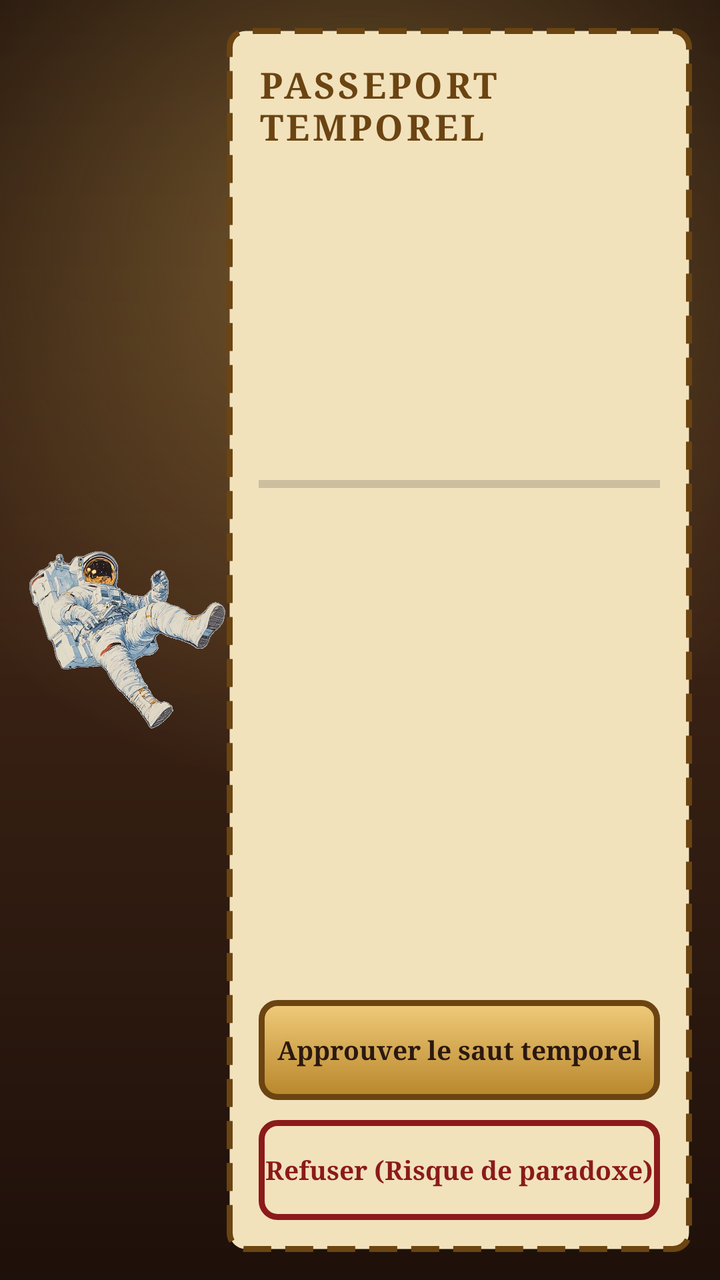
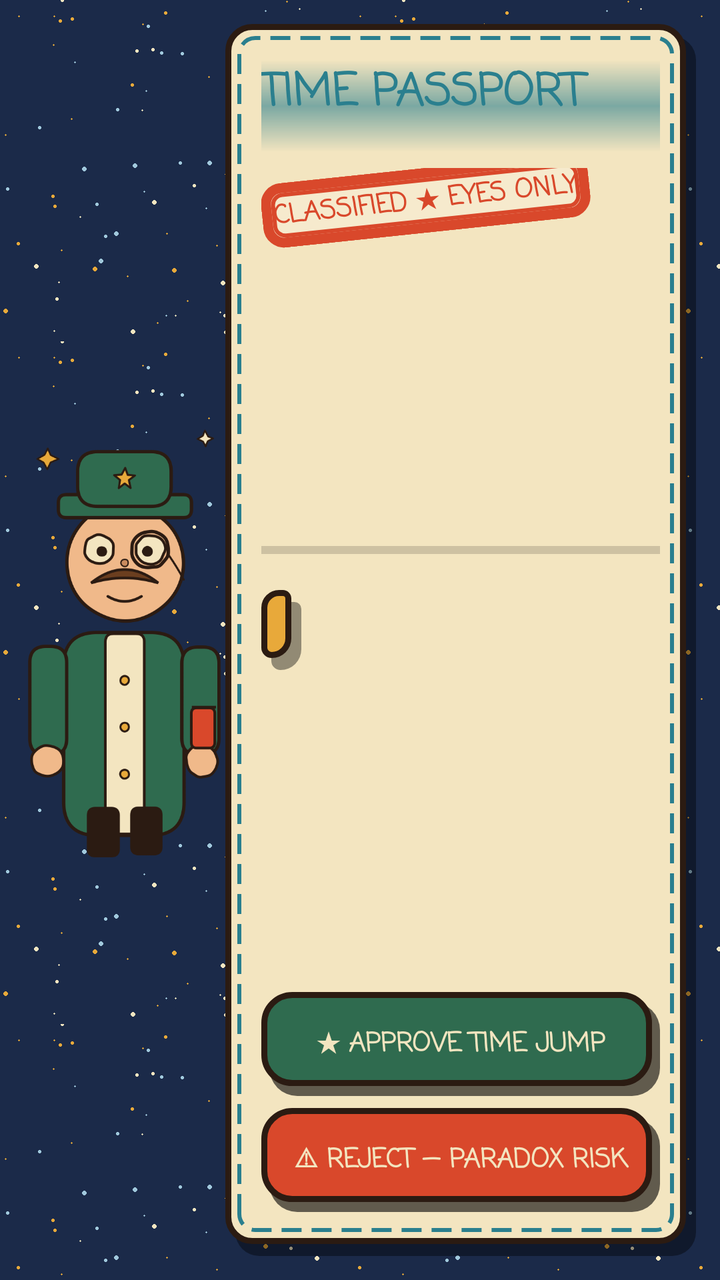

Two renders of the same Android screen: before a commit and after it. Below are the layout's source before the change and the commit's diff.
<!-- AndroidManifest.xml: application theme android:Theme.Material.Light.NoActionBar -->
<!-- res/layout/activity_verification.xml -->
<?xml version="1.0" encoding="utf-8"?>
<LinearLayout xmlns:android="http://schemas.android.com/apk/res/android"
    android:layout_width="match_parent" android:layout_height="match_parent"
    android:orientation="horizontal"
    android:weightSum="1"
    android:padding="14dp"
    android:background="@drawable/bg_steam">

    <ImageView
        android:id="@+id/img_passeport_ca"
        android:layout_width="0dp" android:layout_height="match_parent"
        android:layout_weight="0.3"
        android:scaleType="centerInside"
        android:src="@drawable/img_astronaute"/>

    <RelativeLayout
        android:layout_width="0dp" android:layout_height="match_parent"
        android:layout_weight="0.7"
        android:background="@drawable/bg_billet"
        android:padding="16dp">

        <TextView android:fontFamily="serif"
            android:id="@+id/tv_entete_ca"
            android:layout_width="wrap_content" android:layout_height="wrap_content"
            android:text="PASSEPORT TEMPOREL"
            android:textSize="18sp" android:textStyle="bold"
            android:textColor="#6B4412" android:letterSpacing="0.08"
            android:layout_alignParentTop="true"/>

        <TextView android:fontFamily="serif"
            android:id="@+id/tv_nom_ca"
            android:layout_width="wrap_content" android:layout_height="wrap_content"
            android:layout_below="@id/tv_entete_ca"
            android:layout_marginTop="16dp" android:textSize="16sp"
            android:textColor="#3B2414"/>

        <TextView android:fontFamily="serif"
            android:id="@+id/tv_age_ca"
            android:layout_width="wrap_content" android:layout_height="wrap_content"
            android:layout_below="@id/tv_nom_ca"
            android:layout_marginTop="8dp" android:textSize="16sp"
            android:textColor="#3B2414"/>

        <TextView android:fontFamily="serif"
            android:id="@+id/tv_annees_ca"
            android:layout_width="wrap_content" android:layout_height="wrap_content"
            android:layout_below="@id/tv_age_ca"
            android:layout_marginTop="8dp" android:textSize="16sp"
            android:textColor="#3B2414"/>

        <TextView android:fontFamily="serif"
            android:id="@+id/tv_motif_ca"
            android:layout_width="wrap_content" android:layout_height="wrap_content"
            android:layout_below="@id/tv_annees_ca"
            android:layout_marginTop="8dp" android:textSize="16sp"
            android:textColor="#3B2414"/>

        <TextView android:fontFamily="serif"
            android:id="@+id/tv_risque_ca"
            android:layout_width="wrap_content" android:layout_height="wrap_content"
            android:layout_below="@id/tv_motif_ca"
            android:layout_marginTop="14dp" android:textSize="15sp"
            android:textColor="#8B1A1A" android:textStyle="bold"/>

        <ProgressBar
            android:id="@+id/pb_risque_ca"
            style="?android:attr/progressBarStyleHorizontal"
            android:layout_width="match_parent" android:layout_height="wrap_content"
            android:layout_below="@id/tv_risque_ca"
            android:max="100"/>

        <Button android:fontFamily="serif"
            android:id="@+id/btn_refuser_ca"
            android:layout_width="match_parent" android:layout_height="50dp"
            android:layout_alignParentBottom="true"
            android:text="Refuser (Risque de paradoxe)"
            android:background="@drawable/bg_button_refuse" android:stateListAnimator="@null"
            android:textColor="#8B1A1A" android:textStyle="bold"
            android:textAllCaps="false" android:textSize="13sp"/>

        <Button android:fontFamily="serif"
            android:id="@+id/btn_approuver_ca"
            android:layout_width="match_parent" android:layout_height="50dp"
            android:layout_above="@id/btn_refuser_ca"
            android:layout_marginBottom="10dp"
            android:text="Approuver le saut temporel"
            android:background="@drawable/bg_button" android:stateListAnimator="@null"
            android:textColor="#2B1810" android:textStyle="bold"
            android:textAllCaps="false" android:textSize="13sp"/>
    </RelativeLayout>
</LinearLayout>
<!-- resources referenced by this layout -->
<resources>
  <!-- drawable bg_billet (drawable) -->
  <?xml version="1.0" encoding="utf-8"?>
  <shape xmlns:android="http://schemas.android.com/apk/res/android" android:shape="rectangle">
      <solid android:color="#F1E2BC"/>
      <stroke android:width="3dp" android:color="#6B4412" android:dashWidth="14dp" android:dashGap="7dp"/>
      <corners android:radius="8dp"/>
  </shape>
  <!-- drawable bg_button (drawable) -->
  <?xml version="1.0" encoding="utf-8"?>
  <selector xmlns:android="http://schemas.android.com/apk/res/android">
      <item android:state_enabled="false">
          <shape android:shape="rectangle">
              <solid android:color="#B5A58A"/>
              <stroke android:width="2dp" android:color="#8A7A66"/>
              <corners android:radius="8dp"/>
          </shape>
      </item>
      <item android:state_pressed="true">
          <shape android:shape="rectangle">
              <gradient android:angle="270" android:startColor="#B8862B" android:endColor="#E3B65A"/>
              <stroke android:width="3dp" android:color="#6B4412"/>
              <corners android:radius="8dp"/>
          </shape>
      </item>
      <item>
          <shape android:shape="rectangle">
              <gradient android:angle="270" android:startColor="#F0CB7A" android:endColor="#B8862B"/>
              <stroke android:width="3dp" android:color="#6B4412"/>
              <corners android:radius="8dp"/>
          </shape>
      </item>
  </selector>
  <!-- drawable bg_button_refuse (drawable) -->
  <?xml version="1.0" encoding="utf-8"?>
  <shape xmlns:android="http://schemas.android.com/apk/res/android" android:shape="rectangle">
      <solid android:color="#00000000"/>
      <stroke android:width="3dp" android:color="#8B1A1A"/>
      <corners android:radius="8dp"/>
  </shape>
  <!-- drawable bg_steam (drawable) -->
  <?xml version="1.0" encoding="utf-8"?>
  <layer-list xmlns:android="http://schemas.android.com/apk/res/android">
      <item><shape android:shape="rectangle">
          <gradient android:angle="270" android:startColor="#1E100A"
              android:centerColor="#3A2214" android:endColor="#1E100A"/>
      </shape></item>
      <item><shape android:shape="rectangle">
          <gradient android:type="radial" android:gradientRadius="75%p"
              android:centerX="0.5" android:centerY="0.2"
              android:startColor="#66E3B65A" android:endColor="#00000000"/>
      </shape></item>
  </layer-list>
  <!-- drawable img_astronaute: png bitmap (drawable-nodpi, 380334 bytes) -->
</resources>

<!-- the commit's change to res/layout/activity_verification.xml (unified diff, before → after) -->
@@ -1,91 +1,133 @@
 <?xml version="1.0" encoding="utf-8"?>
 <LinearLayout xmlns:android="http://schemas.android.com/apk/res/android"
+    android:id="@+id/root_verif_ca"
     android:layout_width="match_parent" android:layout_height="match_parent"
     android:orientation="horizontal"
     android:weightSum="1"
-    android:padding="14dp"
-    android:background="@drawable/bg_steam">
+    android:padding="12dp"
+    android:background="@drawable/bg_night">
 
     <ImageView
         android:id="@+id/img_passeport_ca"
         android:layout_width="0dp" android:layout_height="match_parent"
         android:layout_weight="0.3"
-        android:scaleType="centerInside"
-        android:src="@drawable/img_astronaute"/>
+        android:scaleType="fitCenter"
+        android:src="@drawable/art_officer"/>
 
     <RelativeLayout
+        android:id="@+id/rl_dossier_ca"
         android:layout_width="0dp" android:layout_height="match_parent"
         android:layout_weight="0.7"
-        android:background="@drawable/bg_billet"
-        android:padding="16dp">
+        android:background="@drawable/bg_passport"
+        android:padding="18dp">
 
-        <TextView android:fontFamily="serif"
+        <TextView
             android:id="@+id/tv_entete_ca"
-            android:layout_width="wrap_content" android:layout_height="wrap_content"
-            android:text="PASSEPORT TEMPOREL"
-            android:textSize="18sp" android:textStyle="bold"
-            android:textColor="#6B4412" android:letterSpacing="0.08"
-            android:layout_alignParentTop="true"/>
+            android:layout_width="match_parent" android:layout_height="wrap_content"
+            android:layout_alignParentTop="true"
+            android:fontFamily="casual" android:text="TIME PASSPORT"
+            android:textSize="22sp" android:textStyle="bold" android:textColor="@color/teal"/>
 
-        <TextView android:fontFamily="serif"
-            android:id="@+id/tv_nom_ca"
-            android:layout_width="wrap_content" android:layout_height="wrap_content"
+        <TextView
+            android:id="@+id/tv_numero_ca"
+            android:layout_width="match_parent" android:layout_height="wrap_content"
             android:layout_below="@id/tv_entete_ca"
-            android:layout_marginTop="16dp" android:textSize="16sp"
-            android:textColor="#3B2414"/>
+            android:fontFamily="serif-monospace" android:textSize="11sp" android:textColor="@color/ink"/>
 
-        <TextView android:fontFamily="serif"
-            android:id="@+id/tv_age_ca"
-            android:layout_width="wrap_content" android:layout_height="wrap_content"
-            android:layout_below="@id/tv_nom_ca"
-            android:layout_marginTop="8dp" android:textSize="16sp"
-            android:textColor="#3B2414"/>
-
-        <TextView android:fontFamily="serif"
-            android:id="@+id/tv_annees_ca"
-            android:layout_width="wrap_content" android:layout_height="wrap_content"
-            android:layout_below="@id/tv_age_ca"
-            android:layout_marginTop="8dp" android:textSize="16sp"
-            android:textColor="#3B2414"/>
-
-        <TextView android:fontFamily="serif"
-            android:id="@+id/tv_motif_ca"
-            android:layout_width="wrap_content" android:layout_height="wrap_content"
-            android:layout_below="@id/tv_annees_ca"
-            android:layout_marginTop="8dp" android:textSize="16sp"
-            android:textColor="#3B2414"/>
-
-        <TextView android:fontFamily="serif"
-            android:id="@+id/tv_risque_ca"
-            android:layout_width="wrap_content" android:layout_height="wrap_content"
-            android:layout_below="@id/tv_motif_ca"
-            android:layout_marginTop="14dp" android:textSize="15sp"
-            android:textColor="#8B1A1A" android:textStyle="bold"/>
-
-        <ProgressBar
-            android:id="@+id/pb_risque_ca"
-            style="?android:attr/progressBarStyleHorizontal"
-            android:layout_width="match_parent" android:layout_height="wrap_content"
-            android:layout_below="@id/tv_risque_ca"
-            android:max="100"/>
-
-        <Button android:fontFamily="serif"
+        <Button
             android:id="@+id/btn_refuser_ca"
-            android:layout_width="match_parent" android:layout_height="50dp"
-            android:layout_alignParentBottom="true"
-            android:text="Refuser (Risque de paradoxe)"
+            android:layout_width="match_parent" android:layout_height="52dp"
+            android:layout_alignParentBottom="true" android:layout_marginBottom="4dp"
+            android:fontFamily="casual" android:text="⚠ REJECT — PARADOX RISK"
             android:background="@drawable/bg_button_refuse" android:stateListAnimator="@null"
-            android:textColor="#8B1A1A" android:textStyle="bold"
+            android:textColor="@color/cream" android:textStyle="bold"
             android:textAllCaps="false" android:textSize="13sp"/>
 
-        <Button android:fontFamily="serif"
+        <Button
             android:id="@+id/btn_approuver_ca"
-            android:layout_width="match_parent" android:layout_height="50dp"
-            android:layout_above="@id/btn_refuser_ca"
-            android:layout_marginBottom="10dp"
-            android:text="Approuver le saut temporel"
-            android:background="@drawable/bg_button" android:stateListAnimator="@null"
-            android:textColor="#2B1810" android:textStyle="bold"
+            android:layout_width="match_parent" android:layout_height="52dp"
+            android:layout_above="@id/btn_refuser_ca" android:layout_marginBottom="6dp"
+            android:fontFamily="casual" android:text="★ APPROVE TIME JUMP"
+            android:background="@drawable/bg_button_approve" android:stateListAnimator="@null"
+            android:textColor="@color/cream" android:textStyle="bold"
             android:textAllCaps="false" android:textSize="13sp"/>
+
+        <ScrollView
+            android:id="@+id/sv_dossier_ca"
+            android:layout_width="match_parent" android:layout_height="match_parent"
+            android:layout_below="@id/tv_numero_ca" android:layout_above="@id/btn_approuver_ca"
+            android:layout_marginTop="8dp" android:layout_marginBottom="6dp"
+            android:scrollbars="none">
+            <LinearLayout
+                android:layout_width="match_parent" android:layout_height="wrap_content"
+                android:orientation="vertical">
+
+                <TextView
+                    android:id="@+id/tv_classifie_ca"
+                    android:layout_width="wrap_content" android:layout_height="wrap_content"
+                    android:padding="6dp" android:rotation="-6"
+                    android:background="@drawable/bg_stamp_red"
+                    android:fontFamily="casual" android:text="CLASSIFIED ★ EYES ONLY"
+                    android:textSize="13sp" android:textStyle="bold" android:textColor="@color/red"/>
+
+                <TextView
+                    android:id="@+id/tv_nom_ca"
+                    android:layout_width="match_parent" android:layout_height="wrap_content"
+                    android:layout_marginTop="12dp"
+                    android:fontFamily="serif-monospace" android:textSize="15sp" android:textStyle="bold"
+                    android:textColor="@color/ink"/>
+
+                <TextView
+                    android:id="@+id/tv_age_ca"
+                    android:layout_width="match_parent" android:layout_height="wrap_content"
+                    android:layout_marginTop="6dp"
+                    android:fontFamily="serif-monospace" android:textSize="14sp" android:textColor="@color/ink"/>
+
+                <TextView
+                    android:id="@+id/tv_annees_ca"
+                    android:layout_width="match_parent" android:layout_height="wrap_content"
+                    android:layout_marginTop="6dp"
+                    android:fontFamily="serif-monospace" android:textSize="14sp" android:textColor="@color/ink"/>
+
+                <TextView
+                    android:id="@+id/tv_dest_ca"
+                    android:layout_width="match_parent" android:layout_height="wrap_content"
+                    android:layout_marginTop="6dp"
+                    android:fontFamily="serif-monospace" android:textSize="14sp" android:textColor="@color/ink"/>
+
+                <TextView
+                    android:id="@+id/tv_motif_ca"
+                    android:layout_width="match_parent" android:layout_height="wrap_content"
+                    android:layout_marginTop="6dp"
+                    android:fontFamily="serif-monospace" android:textSize="14sp" android:textColor="@color/ink"/>
+
+                <TextView
+                    android:id="@+id/tv_risque_ca"
+                    android:layout_width="match_parent" android:layout_height="wrap_content"
+                    android:layout_marginTop="12dp"
+                    android:fontFamily="casual" android:textSize="15sp" android:textStyle="bold"
+                    android:textColor="@color/red"/>
+
+                <ProgressBar
+                    android:id="@+id/pb_risque_ca"
+                    style="?android:attr/progressBarStyleHorizontal"
+                    android:layout_width="match_parent" android:layout_height="wrap_content"
+                    android:max="100"/>
+
+                <TextView
+                    android:id="@+id/tv_statut_ca"
+                    android:layout_width="wrap_content" android:layout_height="wrap_content"
+                    android:layout_marginTop="12dp" android:layout_marginBottom="8dp"
+                    android:padding="10dp" android:background="@drawable/bg_chip"
+                    android:fontFamily="casual" android:textStyle="bold" android:textSize="13sp"
+                    android:textColor="@color/ink"/>
+            </LinearLayout>
+        </ScrollView>
+
+        
+        <View
+            android:id="@+id/v_scan_ca"
+            android:layout_width="match_parent" android:layout_height="46dp"
+            android:background="@drawable/bg_scan"/>
     </RelativeLayout>
 </LinearLayout>
<!-- resource entries referenced after the edit -->
@@ -1,57 +1,76 @@
 <!-- resources referenced by this layout -->
 <resources>
-  <!-- drawable bg_billet (drawable) -->
-  <?xml version="1.0" encoding="utf-8"?>
-  <shape xmlns:android="http://schemas.android.com/apk/res/android" android:shape="rectangle">
-      <solid android:color="#F1E2BC"/>
-      <stroke android:width="3dp" android:color="#6B4412" android:dashWidth="14dp" android:dashGap="7dp"/>
-      <corners android:radius="8dp"/>
-  </shape>
-  <!-- drawable bg_button (drawable) -->
+  <color name="cream">#F3E5C0</color>
+  <color name="ink">#2B1B12</color>
+  <color name="red">#D9482B</color>
+  <color name="teal">#2A7F8E</color>
+  <!-- drawable art_officer: png bitmap (drawable-nodpi, 60728 bytes) -->
+  <!-- drawable bg_button_approve (drawable) -->
   <?xml version="1.0" encoding="utf-8"?>
   <selector xmlns:android="http://schemas.android.com/apk/res/android">
-      <item android:state_enabled="false">
-          <shape android:shape="rectangle">
-              <solid android:color="#B5A58A"/>
-              <stroke android:width="2dp" android:color="#8A7A66"/>
-              <corners android:radius="8dp"/>
-          </shape>
-      </item>
-      <item android:state_pressed="true">
-          <shape android:shape="rectangle">
-              <gradient android:angle="270" android:startColor="#B8862B" android:endColor="#E3B65A"/>
-              <stroke android:width="3dp" android:color="#6B4412"/>
-              <corners android:radius="8dp"/>
-          </shape>
-      </item>
-      <item>
-          <shape android:shape="rectangle">
-              <gradient android:angle="270" android:startColor="#F0CB7A" android:endColor="#B8862B"/>
-              <stroke android:width="3dp" android:color="#6B4412"/>
-              <corners android:radius="8dp"/>
-          </shape>
-      </item>
+      <item android:state_enabled="false"><layer-list>
+          <item android:left="3dp" android:top="4dp"><shape android:shape="rectangle"><solid android:color="#44000000"/><corners android:radius="14dp"/></shape></item>
+          <item android:right="3dp" android:bottom="4dp"><shape android:shape="rectangle"><solid android:color="#9A8F7A"/><stroke android:width="3dp" android:color="#5A5040" android:dashWidth="6dp" android:dashGap="4dp"/><corners android:radius="14dp"/></shape></item>
+      </layer-list></item>
+      <item android:state_pressed="true"><layer-list>
+          <item android:left="1dp" android:top="1dp"><shape android:shape="rectangle"><solid android:color="#66000000"/><corners android:radius="14dp"/></shape></item>
+          <item android:left="3dp" android:top="3dp"><shape android:shape="rectangle"><solid android:color="#22503A"/><stroke android:width="3dp" android:color="@color/ink"/><corners android:radius="14dp"/></shape></item>
+      </layer-list></item>
+      <item><layer-list>
+          <item android:left="4dp" android:top="5dp"><shape android:shape="rectangle"><solid android:color="#99000000"/><corners android:radius="14dp"/></shape></item>
+          <item android:right="4dp" android:bottom="5dp"><shape android:shape="rectangle"><solid android:color="@color/green"/><stroke android:width="3dp" android:color="@color/ink"/><corners android:radius="14dp"/></shape></item>
+      </layer-list></item>
   </selector>
   <!-- drawable bg_button_refuse (drawable) -->
   <?xml version="1.0" encoding="utf-8"?>
-  <shape xmlns:android="http://schemas.android.com/apk/res/android" android:shape="rectangle">
-      <solid android:color="#00000000"/>
-      <stroke android:width="3dp" android:color="#8B1A1A"/>
-      <corners android:radius="8dp"/>
-  </shape>
-  <!-- drawable bg_steam (drawable) -->
+  <selector xmlns:android="http://schemas.android.com/apk/res/android">
+      <item android:state_enabled="false"><layer-list>
+          <item android:left="3dp" android:top="4dp"><shape android:shape="rectangle"><solid android:color="#44000000"/><corners android:radius="14dp"/></shape></item>
+          <item android:right="3dp" android:bottom="4dp"><shape android:shape="rectangle"><solid android:color="#9A8F7A"/><stroke android:width="3dp" android:color="#5A5040" android:dashWidth="6dp" android:dashGap="4dp"/><corners android:radius="14dp"/></shape></item>
+      </layer-list></item>
+      <item android:state_pressed="true"><layer-list>
+          <item android:left="1dp" android:top="1dp"><shape android:shape="rectangle"><solid android:color="#66000000"/><corners android:radius="14dp"/></shape></item>
+          <item android:left="3dp" android:top="3dp"><shape android:shape="rectangle"><solid android:color="#A8341C"/><stroke android:width="3dp" android:color="@color/ink"/><corners android:radius="14dp"/></shape></item>
+      </layer-list></item>
+      <item><layer-list>
+          <item android:left="4dp" android:top="5dp"><shape android:shape="rectangle"><solid android:color="#99000000"/><corners android:radius="14dp"/></shape></item>
+          <item android:right="4dp" android:bottom="5dp"><shape android:shape="rectangle"><solid android:color="@color/red"/><stroke android:width="3dp" android:color="@color/ink"/><corners android:radius="14dp"/></shape></item>
+      </layer-list></item>
+  </selector>
+  <!-- drawable bg_chip (drawable) -->
   <?xml version="1.0" encoding="utf-8"?>
   <layer-list xmlns:android="http://schemas.android.com/apk/res/android">
-      <item><shape android:shape="rectangle">
-          <gradient android:angle="270" android:startColor="#1E100A"
-              android:centerColor="#3A2214" android:endColor="#1E100A"/>
-      </shape></item>
-      <item><shape android:shape="rectangle">
-          <gradient android:type="radial" android:gradientRadius="75%p"
-              android:centerX="0.5" android:centerY="0.2"
-              android:startColor="#66E3B65A" android:endColor="#00000000"/>
-      </shape></item>
+      <item android:left="5dp" android:top="6dp"><shape android:shape="rectangle"><solid android:color="#66000000"/>
+          <corners android:topLeftRadius="16dp" android:topRightRadius="6dp" android:bottomRightRadius="18dp" android:bottomLeftRadius="8dp"/></shape></item>
+      <item android:right="5dp" android:bottom="6dp"><shape android:shape="rectangle"><solid android:color="@color/mustard"/>
+          <stroke android:width="3dp" android:color="@color/ink"/>
+          <corners android:topLeftRadius="16dp" android:topRightRadius="6dp" android:bottomRightRadius="18dp" android:bottomLeftRadius="8dp"/></shape></item>
   </layer-list>
-  <!-- drawable img_astronaute: png bitmap (drawable-nodpi, 380334 bytes) -->
+  <!-- drawable bg_night (drawable) -->
+  <?xml version="1.0" encoding="utf-8"?>
+  <bitmap xmlns:android="http://schemas.android.com/apk/res/android" android:src="@drawable/tex_stars" android:tileMode="repeat"/>
+  <!-- drawable bg_passport (drawable) -->
+  <?xml version="1.0" encoding="utf-8"?>
+  <layer-list xmlns:android="http://schemas.android.com/apk/res/android">
+      <item android:left="5dp" android:top="6dp"><shape android:shape="rectangle"><solid android:color="#66000000"/><corners android:radius="12dp"/></shape></item>
+      <item android:right="5dp" android:bottom="6dp"><shape android:shape="rectangle"><solid android:color="@color/cream"/>
+          <stroke android:width="3dp" android:color="@color/ink"/><corners android:radius="12dp"/></shape></item>
+      <item android:right="11dp" android:bottom="12dp" android:left="6dp" android:top="6dp"><shape android:shape="rectangle"><solid android:color="#00000000"/>
+          <stroke android:width="2dp" android:color="@color/teal" android:dashWidth="10dp" android:dashGap="5dp"/><corners android:radius="8dp"/></shape></item>
+  </layer-list>
+  <!-- drawable bg_scan (drawable) -->
+  <?xml version="1.0" encoding="utf-8"?>
+  <shape xmlns:android="http://schemas.android.com/apk/res/android" android:shape="rectangle">
+      <gradient android:angle="270" android:startColor="#00FFFFFF" android:centerColor="#992A7F8E" android:endColor="#00FFFFFF"/>
+  </shape>
+  <!-- drawable bg_stamp_red (drawable) -->
+  <?xml version="1.0" encoding="utf-8"?>
+  <layer-list xmlns:android="http://schemas.android.com/apk/res/android">
+      <item><shape android:shape="rectangle"><solid android:color="#33FFFFFF"/><stroke android:width="5dp" android:color="@color/red"/><corners android:radius="8dp"/></shape></item>
+      <item android:left="5dp" android:top="5dp" android:right="5dp" android:bottom="5dp"><shape android:shape="rectangle"><solid android:color="#00000000"/><stroke android:width="2dp" android:color="@color/red"/><corners android:radius="5dp"/></shape></item>
+  </layer-list>
+  <color name="green">#2F6B4F</color>
+  <color name="mustard">#E8A93A</color>
+  <!-- drawable tex_stars: png bitmap (drawable-nodpi, 3950 bytes) -->
 </resources>
 
